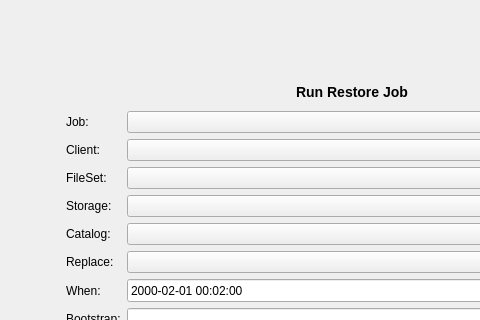
Old version of the form bacula/src/qt-console/run/runcmd.ui in the repository rkorzeniewski/bacula; both pictures show x 0 to 480 and y 0 to 320 of the 704 by 466 pixel window.
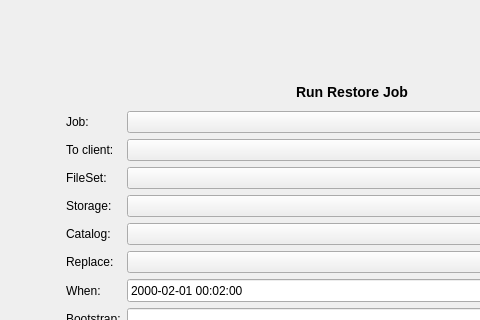
New version of the form.

The edit to the form file:
```diff
--- a/bacula/src/qt-console/run/runcmd.ui
+++ b/bacula/src/qt-console/run/runcmd.ui
@@ -284,7 +284,7 @@
      <item row="1" column="0" >
       <widget class="QLabel" name="label_8" >
        <property name="text" >
-        <string>Client:</string>
+        <string>To client:</string>
        </property>
        <property name="buddy" >
         <cstring>clientCombo</cstring>
```
